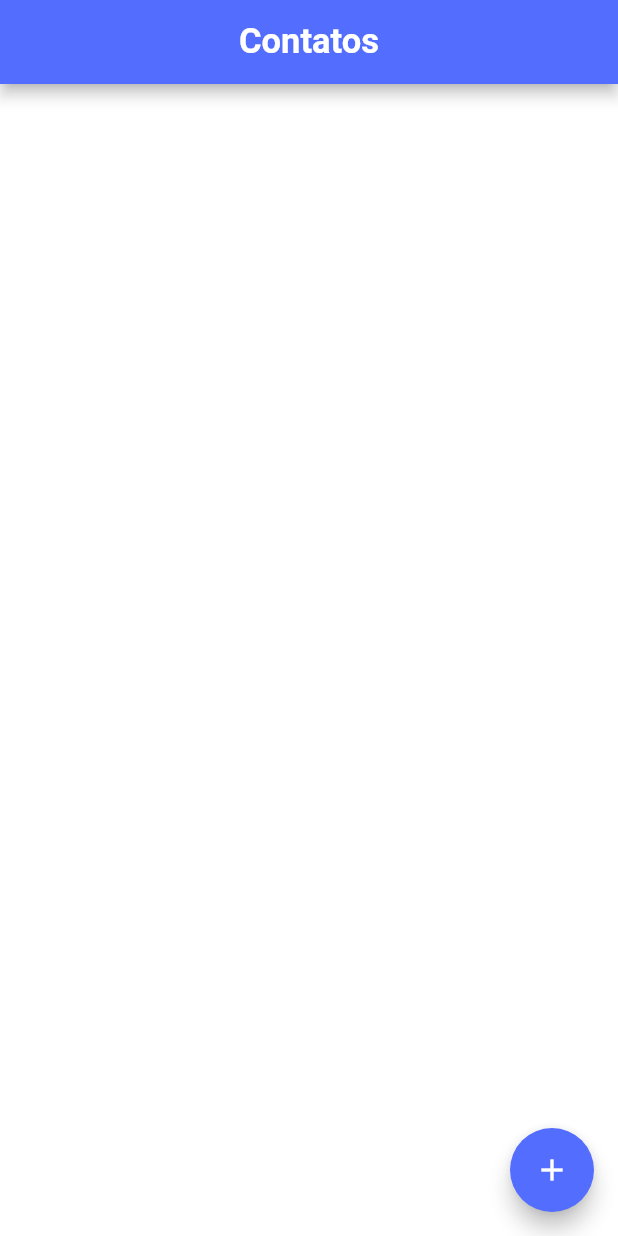
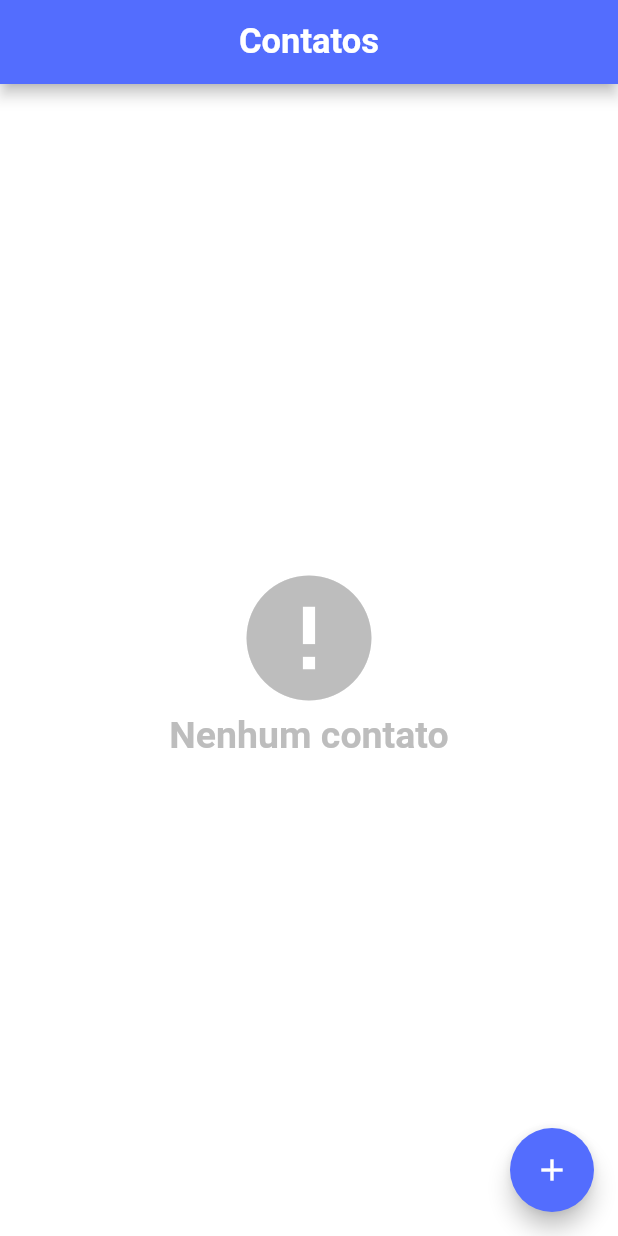
Before and after one commit to matheusTA/contact_list_flutter, a Flutter app: the screen it shows after launch, on a phone screen of 412 x 824 dp. Run offline on Flutter 3.47's test engine with Material 2 defaults, Android fonts, the phone set to English and light mode, and no system bars; our stand-ins replace sqflite; accounts and stored records are empty.

```diff
--- a/lib/src/screens/home.dart
+++ b/lib/src/screens/home.dart
@@ -15,9 +15,33 @@ class _HomeState extends State<Home> {
   @override
   void initState() {
     super.initState();
-    setState(() async {
-      contacts = await contactHelper.getAllContacts();
+    setState(() {
+      contactHelper.getAllContacts().then((resp) {
+        contacts = resp;
+      });
     });
+  }
+
+  Widget _contactsNotFound() {
+    return Center(
+      child: Column(
+        mainAxisAlignment: MainAxisAlignment.center,
+        children: <Widget>[
+          Icon(
+            Icons.error,
+            size: 100,
+            color: Colors.grey[400],
+          ),
+          Text(
+            "Nenhum contato",
+            style: TextStyle(
+                color: Colors.grey[400],
+                fontSize: 25.0,
+                fontWeight: FontWeight.bold),
+          )
+        ],
+      ),
+    );
   }
 
   Widget _contactCard(BuildContext context, int index) {
@@ -82,12 +106,14 @@ class _HomeState extends State<Home> {
         centerTitle: true,
       ),
       backgroundColor: Colors.white,
-      body: ListView.builder(
-          padding: EdgeInsets.all(10.0),
-          itemCount: contacts.length,
-          itemBuilder: (context, index) {
-            return _contactCard(context, index);
-          }),
+      body: contacts.length > 0
+          ? ListView.builder(
+              padding: EdgeInsets.all(10.0),
+              itemCount: contacts.length,
+              itemBuilder: (context, index) {
+                return _contactCard(context, index);
+              })
+          : _contactsNotFound(),
       floatingActionButton: FloatingActionButton(
         onPressed: () {},
         child: Icon(Icons.add),
```
